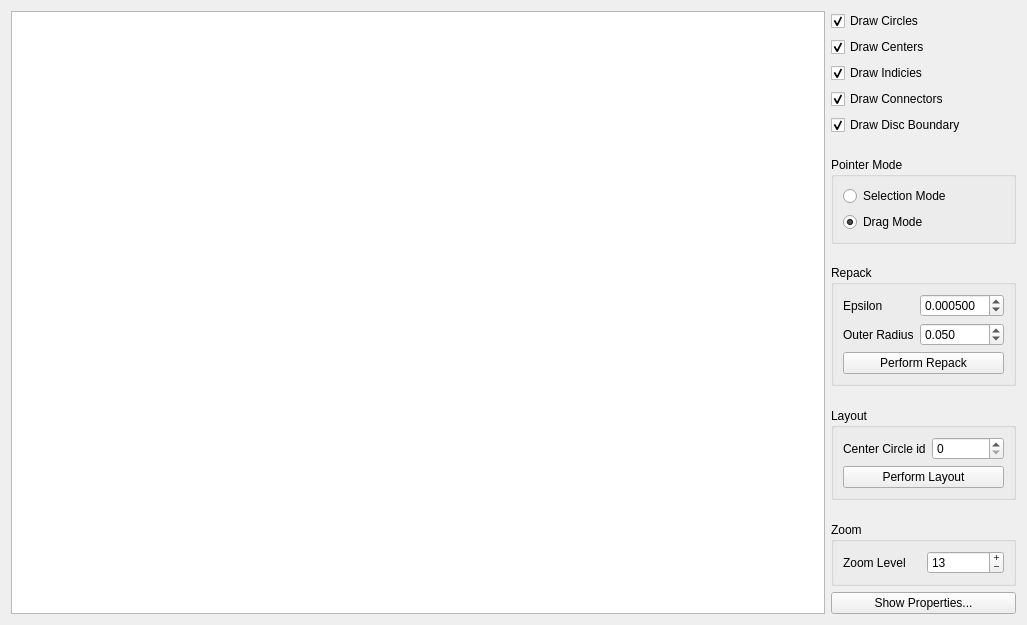
First picture: the form in PackingView.ui, repository Nomadluap/circles, before the edit.
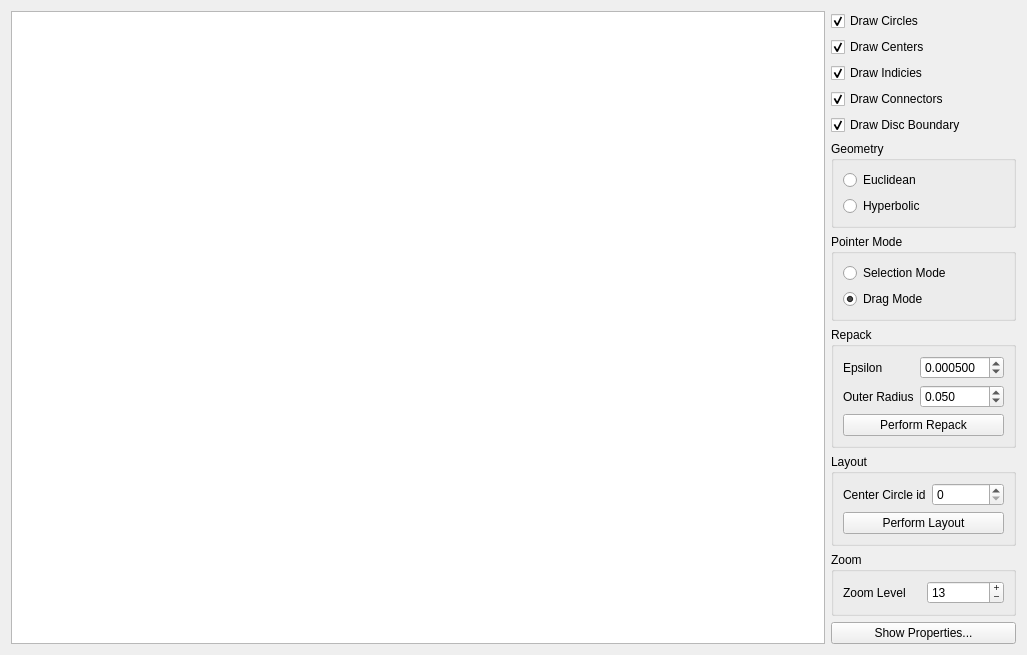
Second picture: the form after the edit.

Commit message:
added geometry switching.
Need to investigate rectangle corners broken again after repacking...

What changed in the file:
```diff
--- a/PackingView.ui
+++ b/PackingView.ui
@@ -79,6 +79,29 @@
        </property>
       </widget>
      </item>
+     <item>
+      <widget class="QGroupBox" name="groupbox_geometry">
+       <property name="title">
+        <string>Geometry</string>
+       </property>
+       <layout class="QVBoxLayout" name="verticalLayout_3">
+        <item>
+         <widget class="QRadioButton" name="rdEuclidean">
+          <property name="text">
+           <string>Euclidean</string>
+          </property>
+         </widget>
+        </item>
+        <item>
+         <widget class="QRadioButton" name="rdHyperbolic">
+          <property name="text">
+           <string>Hyperbolic</string>
+          </property>
+         </widget>
+        </item>
+       </layout>
+      </widget>
+     </item>
      <item>
       <spacer name="verticalSpacer_2">
        <property name="orientation">
```
The commit also changes 3 other files.
